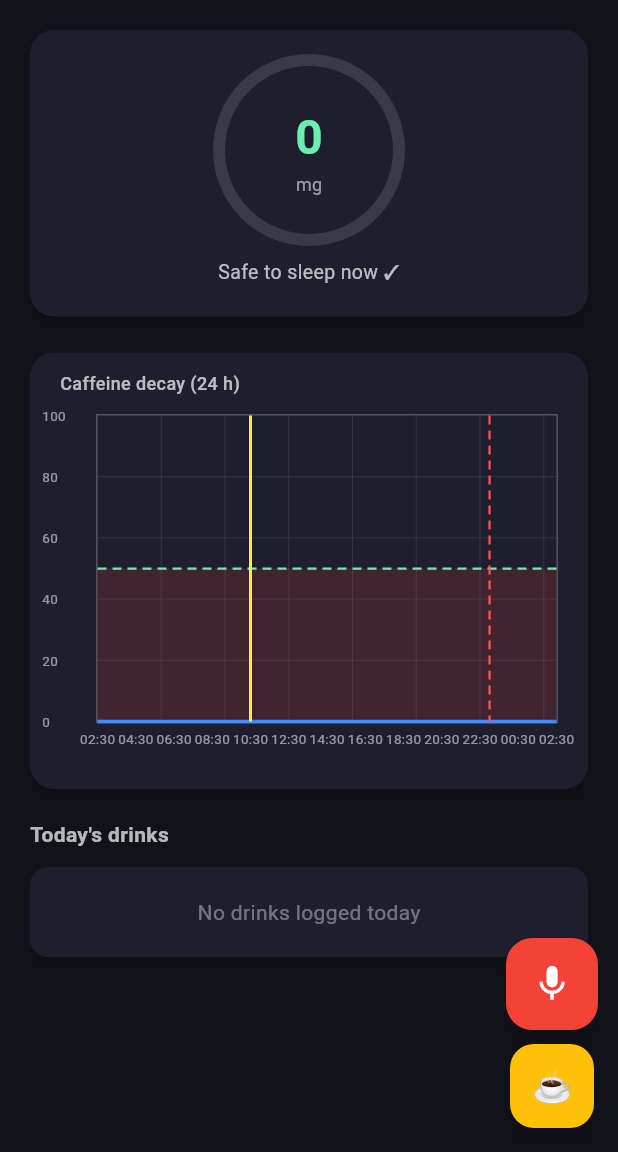
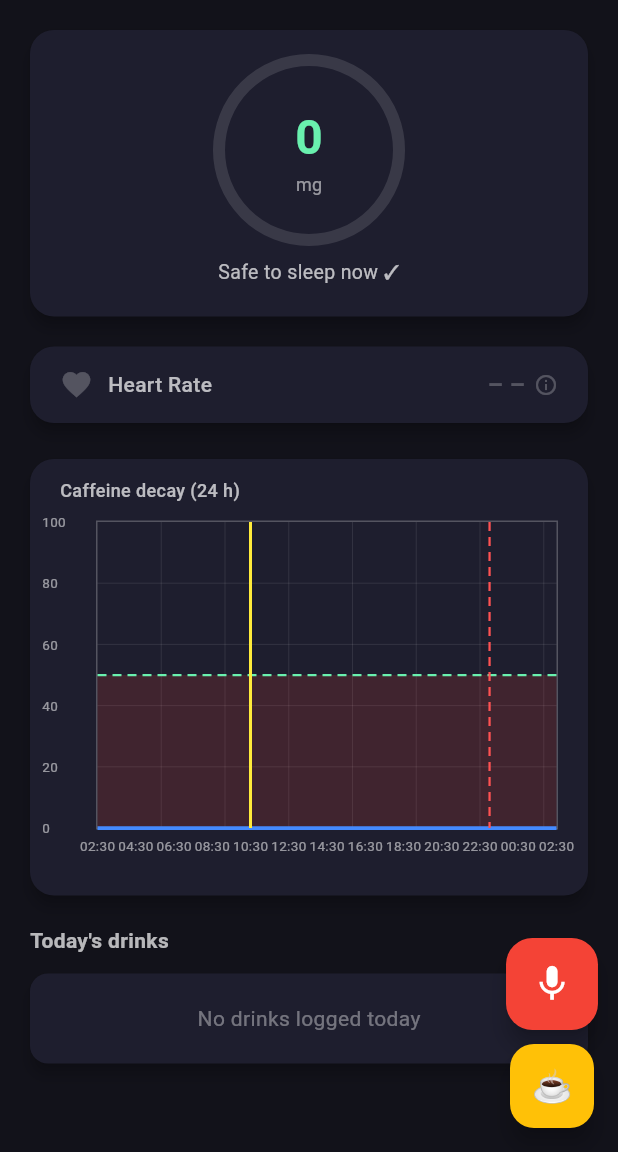
Before and after one commit to gogs1998/caffeine-tracker, a Flutter app: the screen it shows after launch, after a tap on the "mic none" icon, on a phone screen of 412 x 824 dp, the part 84-1236 px from its top. Run offline on Flutter 3.47's test engine with Material 3 defaults, Android fonts, the light colour scheme and no system bars; drawn by our look-alikes of fl_chart; our stand-ins replace flutter_riverpod, go_router, shared_preferences, speech_to_text, sqflite; missing offline and left inert: health; accounts and stored records are empty.

Commit message:
feat: Phase 3 — heart rate integration (HealthKit/Health Connect)

```diff
--- /dev/null
+++ b/lib/core/heart_rate_sensitivity.dart
@@ -0,0 +1,32 @@
+/// Computes a caffeine sensitivity multiplier based on current heart rate.
+///
+/// Logic:
+///   - Resting HR baseline is assumed to be [baselineHR] (default 65 bpm).
+///   - If heart rate is within 15 % of baseline → multiplier = 1.0 (no change).
+///   - If heart rate >= baseline × 1.15  → caffeine is elevating HR;
+///     bump multiplier linearly up to 1.3 (capped) at baseline × 1.30.
+///
+/// Formula in the elevated zone (hr >= threshold):
+///   ratio = (hr - threshold) / (baseline * 0.15)   // 0.0 → 1.0
+///   multiplier = 1.0 + 0.3 * ratio.clamp(0, 1)
+class HeartRateSensitivity {
+  const HeartRateSensitivity();
+
+  /// Returns a multiplier in the range [1.0, 1.3].
+  ///
+  /// [heartRateBpm] — current heart rate reading (null → returns 1.0).
+  /// [baselineHR]   — assumed resting HR in bpm (default 65).
+  double computeMultiplier(double? heartRateBpm,
+      [double baselineHR = 65.0]) {
+    if (heartRateBpm == null) return 1.0;
+
+    final threshold = baselineHR * 1.15;
+
+    if (heartRateBpm < threshold) return 1.0;
+
+    // Linearly scale 0 → 0.3 over the band [baseline×1.15, baseline×1.30].
+    final band = baselineHR * 0.15; // width of the band
+    final ratio = ((heartRateBpm - threshold) / band).clamp(0.0, 1.0);
+    return 1.0 + 0.3 * ratio;
+  }
+}
--- a/lib/core/providers.dart
+++ b/lib/core/providers.dart
@@ -5,12 +5,17 @@ import '../data/models/caffeine_entry.dart';
 import '../data/models/user_settings.dart';
 import '../data/repositories/caffeine_repository.dart';
 import '../data/repositories/settings_repository.dart';
+import '../data/repositories/health_repository.dart';
 import 'caffeine_calculator.dart';
+import 'heart_rate_sensitivity.dart';
 
 // ── Repositories ──────────────────────────────────────────────────────────────
 
 final caffeineRepositoryProvider =
     Provider<CaffeineRepository>((ref) => CaffeineRepository());
+
+final healthRepositoryProvider =
+    Provider<HealthRepository>((ref) => HealthRepository());
 
 /// Async provider that creates a [SettingsRepository] once SharedPreferences
 /// is available.
@@ -33,14 +38,16 @@ final settingsProvider = FutureProvider<UserSettings>((ref) async {
 
 // ── Calculator ────────────────────────────────────────────────────────────────
 
-/// Returns a [CaffeineCalculator] built from the current [UserSettings].
+/// Returns a [CaffeineCalculator] built from the current [UserSettings]
+/// combined with the live heart-rate sensitivity multiplier.
 /// Falls back to defaults while settings are loading / on error.
 final calculatorProvider = Provider<CaffeineCalculator>((ref) {
   final settingsAsync = ref.watch(settingsProvider);
+  final effectiveSensitivity = ref.watch(effectiveSensitivityProvider);
   return settingsAsync.when(
     data: (s) => CaffeineCalculator(
       halfLifeHours: s.halfLifeHours,
-      sensitivityMultiplier: s.sensitivityMultiplier,
+      sensitivityMultiplier: effectiveSensitivity,
     ),
     loading: () => const CaffeineCalculator(),
     error: (_, __) => const CaffeineCalculator(),
@@ -64,3 +71,53 @@ final currentLevelProvider = StreamProvider<double>((ref) async* {
     yield await compute();
   }
 });
+
+// ── Heart rate (polls every 5 minutes) ───────────────────────────────────────
+
+/// Streams the most recent average heart rate (bpm) over the last 30 minutes,
+/// refreshed every 5 minutes. Emits null if unavailable / permission denied.
+final heartRateProvider = StreamProvider<double?>((ref) async* {
+  final repo = ref.watch(healthRepositoryProvider);
+
+  Future<double?> fetch() async {
+    final available = await repo.isAvailable();
+    if (!available) return null;
+    final granted = await repo.requestPermissions();
+    if (!granted) return null;
+    return repo.getRecentHeartRate();
+  }
+
+  yield await fetch();
+
+  final ticker = Stream<void>.periodic(const Duration(minutes: 5));
+  await for (final _ in ticker) {
+    yield await fetch();
+  }
+});
+
+// ── Effective sensitivity (GLP-1 × heart-rate multiplier) ────────────────────
+
+/// Combines the user's base [sensitivityMultiplier] (from settings, which may
+/// already reflect GLP-1 mode) with the live heart-rate multiplier so that
+/// an elevated heart rate further increases caffeine sensitivity.
+final effectiveSensitivityProvider = Provider<double>((ref) {
+  // ignore: no_leading_underscores_for_local_identifiers
+  const hrs = HeartRateSensitivity();
+
+  final settingsAsync = ref.watch(settingsProvider);
+  final heartRateAsync = ref.watch(heartRateProvider);
+
+  final baseSensitivity = settingsAsync.maybeWhen(
+    data: (s) => s.sensitivityMultiplier,
+    orElse: () => 1.0,
+  );
+
+  final heartRate = heartRateAsync.maybeWhen(
+    data: (hr) => hr,
+    orElse: () => null,
+  );
+
+  final hrMultiplier = hrs.computeMultiplier(heartRate);
+
+  return baseSensitivity * hrMultiplier;
+});
--- a/lib/ui/screens/home_screen.dart
+++ b/lib/ui/screens/home_screen.dart
@@ -5,6 +5,7 @@ import 'package:intl/intl.dart';
 import '../../core/providers.dart';
 import '../widgets/current_level_card.dart';
 import '../widgets/decay_graph.dart';
+import '../widgets/heart_rate_badge.dart';
 import '../widgets/voice_input_button.dart';
 
 class HomeScreen extends ConsumerWidget {
@@ -44,12 +45,17 @@ class HomeScreen extends ConsumerWidget {
           ref.invalidate(entriesProvider);
           ref.invalidate(settingsProvider);
           ref.invalidate(currentLevelProvider);
+          ref.invalidate(heartRateProvider);
         },
         child: ListView(
           padding: const EdgeInsets.all(16),
           children: [
             // ── Current level card ───────────────────────────────────────
             const CurrentLevelCard(),
+            const SizedBox(height: 12),
+
+            // ── Heart rate badge ──────────────────────────────────────────
+            const HeartRateBadge(),
             const SizedBox(height: 16),
 
             // ── Decay graph ───────────────────────────────────────────────
--- /dev/null
+++ b/lib/ui/widgets/heart_rate_badge.dart
@@ -0,0 +1,150 @@
+import 'package:flutter/material.dart';
+import 'package:flutter_riverpod/flutter_riverpod.dart';
+import '../../core/providers.dart';
+import '../../core/heart_rate_sensitivity.dart';
+
+/// A small card showing the current heart rate (bpm) with a colour-coded
+/// indicator reflecting the caffeine-sensitivity impact:
+///
+///   - Green  → within resting range (< baseline × 1.15)
+///   - Amber  → mildly elevated (baseline × 1.15 – 1.30)
+///   - Red    → significantly elevated (>= baseline × 1.30)
+///
+/// Tapping the card shows a bottom sheet explaining the heart rate → caffeine
+/// sensitivity relationship.
+class HeartRateBadge extends ConsumerWidget {
+  const HeartRateBadge({super.key});
+
+  static const double _baselineHR = 65.0;
+  static const _hrs = HeartRateSensitivity();
+
+  Color _colourForHr(double? bpm) {
+    if (bpm == null) return Colors.white24;
+    final multiplier = _hrs.computeMultiplier(bpm, _baselineHR);
+    if (multiplier >= 1.20) return Colors.redAccent;
+    if (multiplier > 1.0) return Colors.amber;
+    return Colors.greenAccent;
+  }
+
+  String _labelForHr(double? bpm) {
+    if (bpm == null) return '– –';
+    return '${bpm.toStringAsFixed(0)} bpm';
+  }
+
+  void _showExplanation(BuildContext context, double? bpm) {
+    final multiplier = _hrs.computeMultiplier(bpm, _baselineHR);
+    final pct = ((multiplier - 1.0) * 100).toStringAsFixed(0);
+    final colour = _colourForHr(bpm);
+
+    showModalBottomSheet<void>(
+      context: context,
+      backgroundColor: const Color(0xFF1E1E2E),
+      shape: const RoundedRectangleBorder(
+        borderRadius: BorderRadius.vertical(top: Radius.circular(20)),
+      ),
+      builder: (ctx) => Padding(
+        padding: const EdgeInsets.fromLTRB(24, 20, 24, 40),
+        child: Column(
+          mainAxisSize: MainAxisSize.min,
+          crossAxisAlignment: CrossAxisAlignment.start,
+          children: [
+            Row(
+              children: [
+                Icon(Icons.favorite, color: colour, size: 28),
+                const SizedBox(width: 12),
+                const Text(
+                  'Heart Rate & Caffeine',
+                  style: TextStyle(
+                    color: Colors.white,
+                    fontSize: 18,
+                    fontWeight: FontWeight.w700,
+                  ),
+                ),
+              ],
+            ),
+            const SizedBox(height: 16),
+            Text(
+              bpm == null
+                  ? 'No heart rate data available. Grant Health / HealthKit '
+                      'permission to enable this feature.'
+                  : 'Your current heart rate is ${bpm.toStringAsFixed(0)} bpm '
+                      '(baseline: ${_baselineHR.toStringAsFixed(0)} bpm).\n\n'
+                      'This is $pct% above your sensitivity baseline, '
+                      'so the caffeine decay model is running with a ×${multiplier.toStringAsFixed(2)} '
+                      'sensitivity multiplier — meaning caffeine is estimated to '
+                      'stay in your system $pct% longer than normal.',
+              style: const TextStyle(color: Colors.white70, height: 1.5),
+            ),
+            const SizedBox(height: 16),
+            const Text(
+              '🟢 Green  < +15 % above resting  →  no adjustment\n'
+              '🟡 Amber  +15 – 30 %  →  up to ×1.2 sensitivity\n'
+              '🔴 Red    > +30 %  →  ×1.3 sensitivity (capped)',
+              style: TextStyle(color: Colors.white54, fontSize: 12, height: 1.6),
+            ),
+          ],
+        ),
+      ),
+    );
+  }
+
+  @override
+  Widget build(BuildContext context, WidgetRef ref) {
+    final heartRateAsync = ref.watch(heartRateProvider);
+
+    return heartRateAsync.when(
+      loading: () => _buildCard(context, null, isLoading: true),
+      error: (_, __) => _buildCard(context, null),
+      data: (bpm) => _buildCard(context, bpm),
+    );
+  }
+
+  Widget _buildCard(BuildContext context, double? bpm,
+      {bool isLoading = false}) {
+    final colour = _colourForHr(bpm);
+
+    return GestureDetector(
+      onTap: () => _showExplanation(context, bpm),
+      child: Card(
+        color: const Color(0xFF1E1E2E),
+        shape: RoundedRectangleBorder(borderRadius: BorderRadius.circular(16)),
+        elevation: 4,
+        child: Padding(
+          padding: const EdgeInsets.symmetric(horizontal: 20, vertical: 14),
+          child: Row(
+            children: [
+              Icon(Icons.favorite, color: colour, size: 22),
+              const SizedBox(width: 10),
+              const Text(
+                'Heart Rate',
+                style: TextStyle(
+                    color: Colors.white70,
+                    fontSize: 14,
+                    fontWeight: FontWeight.w500),
+              ),
+              const Spacer(),
+              if (isLoading)
+                const SizedBox(
+                  width: 18,
+                  height: 18,
+                  child: CircularProgressIndicator(
+                      strokeWidth: 2, color: Colors.white38),
+                )
+              else
+                Text(
+                  _labelForHr(bpm),
+                  style: TextStyle(
+                    color: colour,
+                    fontSize: 16,
+                    fontWeight: FontWeight.w700,
+                  ),
+                ),
+              const SizedBox(width: 6),
+              const Icon(Icons.info_outline, color: Colors.white24, size: 16),
+            ],
+          ),
+        ),
+      ),
+    );
+  }
+}
```
Also changed, not shown: lib/data/repositories/health_repository.dart (added, +67 -0 lines), 3 other files.
